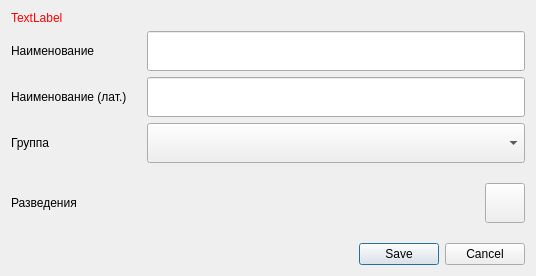
Qt form interface/homeopathy/homeopathyDrugForm.ui (strizh78/MApp) before a commit.
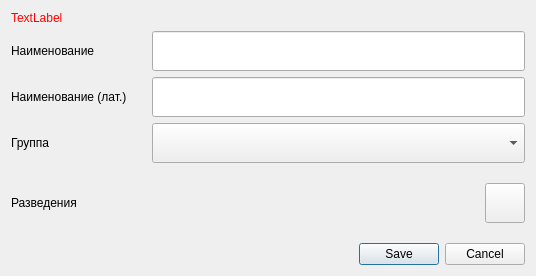
The same form after that commit. Icons and pictures are not drawn.

Commit message: added width to labels

```diff
--- a/interface/homeopathy/homeopathyDrugForm.ui
+++ b/interface/homeopathy/homeopathyDrugForm.ui
@@ -45,13 +45,13 @@
       <widget class="QLabel" name="nameLabel">
        <property name="minimumSize">
         <size>
-         <width>130</width>
+         <width>135</width>
          <height>0</height>
         </size>
        </property>
        <property name="maximumSize">
         <size>
-         <width>130</width>
+         <width>135</width>
          <height>40</height>
         </size>
        </property>
@@ -78,13 +78,13 @@
       <widget class="QLabel" name="nameLatLabel">
        <property name="minimumSize">
         <size>
-         <width>130</width>
+         <width>135</width>
          <height>0</height>
         </size>
        </property>
        <property name="maximumSize">
         <size>
-         <width>130</width>
+         <width>135</width>
          <height>40</height>
         </size>
        </property>
@@ -111,13 +111,13 @@
       <widget class="QLabel" name="groupLabel">
        <property name="minimumSize">
         <size>
-         <width>130</width>
+         <width>135</width>
          <height>0</height>
         </size>
        </property>
        <property name="maximumSize">
         <size>
-         <width>130</width>
+         <width>135</width>
          <height>16777215</height>
         </size>
        </property>
@@ -150,13 +150,13 @@
       <widget class="QLabel" name="dilutionsLabel">
        <property name="minimumSize">
         <size>
-         <width>130</width>
+         <width>135</width>
          <height>40</height>
         </size>
        </property>
        <property name="maximumSize">
         <size>
-         <width>130</width>
+         <width>135</width>
          <height>16777215</height>
         </size>
        </property>
```
